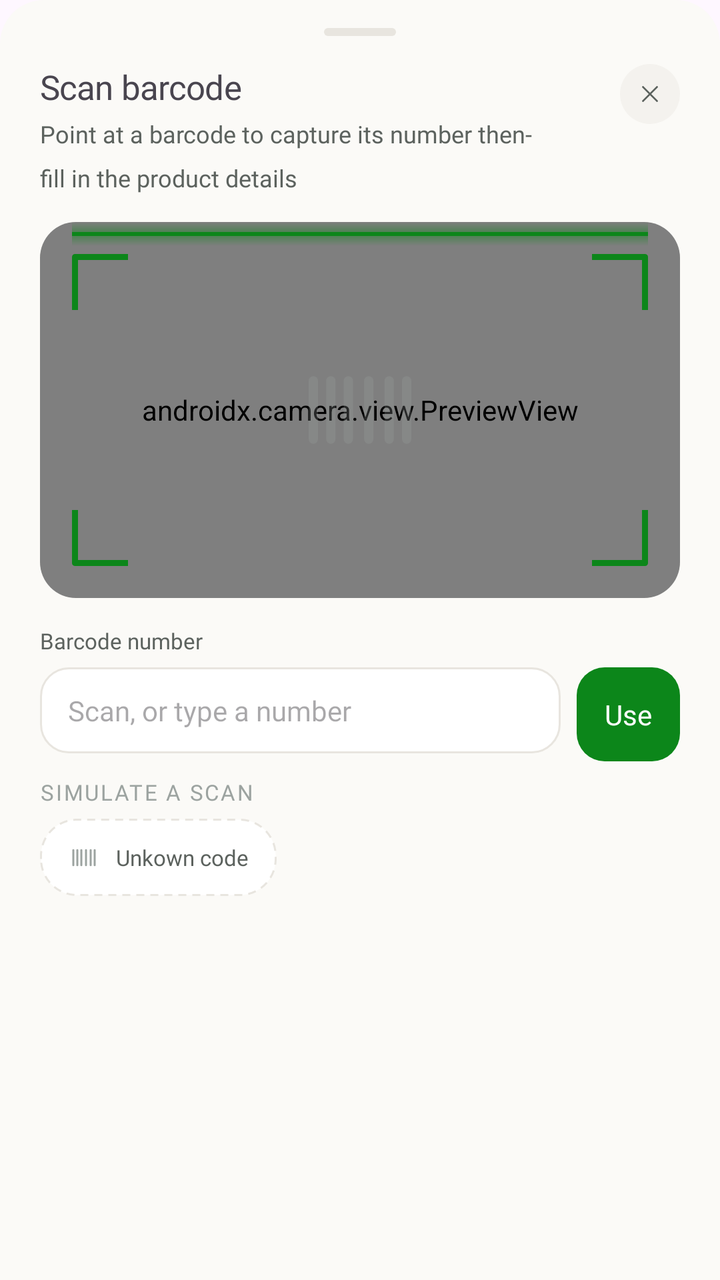
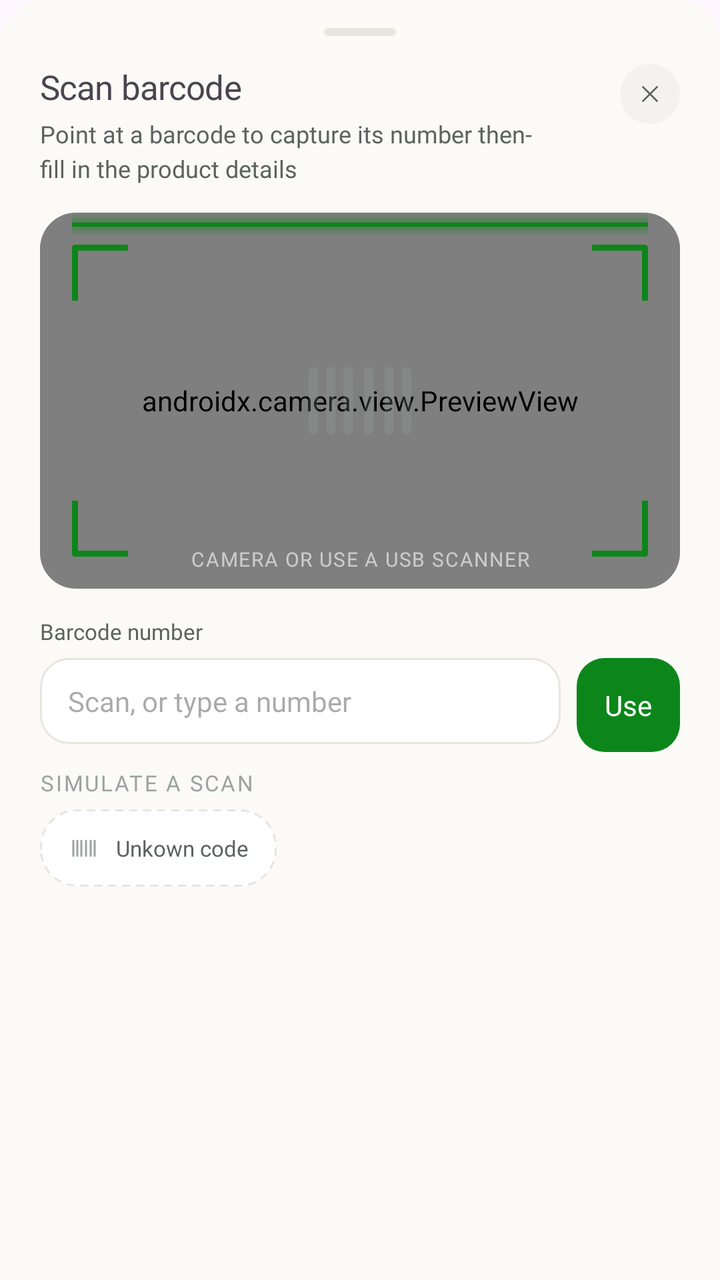

Before-and-after screenshots of an Android layout around one commit, followed by the original layout XML and the change that was made.
<!-- AndroidManifest.xml: application theme Theme.InvoiceGenerator -->
<!-- res/layout/bottom_sheet_scan_barcode.xml -->
<?xml version="1.0" encoding="utf-8"?>
<androidx.constraintlayout.widget.ConstraintLayout xmlns:android="http://schemas.android.com/apk/res/android"
    android:layout_width="match_parent"
    android:layout_height="match_parent"
    xmlns:app="http://schemas.android.com/apk/res-auto"
    android:background="@drawable/bottom_sheet_bg"
    android:paddingTop="8dp"
    android:paddingBottom="28dp"
    android:paddingHorizontal="20dp">
    <View
        android:id="@+id/drag_handle"
        android:layout_width="36dp"
        android:layout_height="4dp"
        android:background="@drawable/drag_handle_bg"
        android:layout_marginTop="6dp"
        app:layout_constraintStart_toStartOf="parent"
        app:layout_constraintEnd_toEndOf="parent"
        app:layout_constraintTop_toTopOf="parent"
        />

    <TextView
        android:id="@+id/scan_barcode_heading"
        android:layout_width="wrap_content"
        android:layout_height="wrap_content"
        android:text="Scan barcode"
        android:textSize="17sp"
        android:fontFamily="@font/inter_bold"
        android:layout_marginTop="14dp"
        app:layout_constraintTop_toBottomOf="@id/drag_handle"
        app:layout_constraintStart_toStartOf="parent"
        android:letterSpacing="-0.015"
        />
    <TextView
        android:id="@+id/subtitle"
        android:layout_width="wrap_content"
        android:layout_height="wrap_content"
        android:text="Point at a barcode to capture its number then- \nfill in the product details"
        android:textColor="#5C625E"
        android:textSize="12sp"
        android:fontFamily="@font/inter"
        android:lineSpacingMultiplier="1.5"
        android:layout_marginTop="4dp"
        app:layout_constraintTop_toBottomOf="@id/scan_barcode_heading"
        app:layout_constraintStart_toStartOf="parent"/>

    <androidx.constraintlayout.widget.ConstraintLayout
        android:id="@+id/closebtn"
        android:layout_width="30dp"
        android:layout_height="30dp"
        android:background="@drawable/avatar_crossed_state_bg"
        android:backgroundTint="#F4F2EE"
        app:layout_constraintTop_toTopOf="@id/scan_barcode_heading"
        android:layout_marginLeft="12dp"
        app:layout_constraintEnd_toEndOf="parent">

        <ImageView
            android:layout_width="14dp"
            android:layout_height="14dp"
            android:background="@drawable/ic_close"
            app:layout_constraintTop_toTopOf="parent"
            app:layout_constraintStart_toStartOf="parent"
            app:layout_constraintBottom_toBottomOf="parent"
            app:layout_constraintEnd_toEndOf="parent"/>
    </androidx.constraintlayout.widget.ConstraintLayout>

    <androidx.constraintlayout.widget.ConstraintLayout
        android:id="@+id/scanBox"
        android:layout_width="match_parent"
        android:layout_height="188dp"
        android:background="@drawable/scan_barcode_box_bg"
        android:layout_marginTop="14dp"

        android:clipToOutline="true"
        app:layout_constraintStart_toStartOf="parent"
        app:layout_constraintTop_toBottomOf="@id/subtitle">
        <androidx.camera.view.PreviewView
            android:id="@+id/previewView"
            android:layout_width="0dp"
            android:layout_height="0dp"
            app:layout_constraintTop_toTopOf="parent"
            app:layout_constraintBottom_toBottomOf="parent"
            app:layout_constraintStart_toStartOf="parent"
            app:layout_constraintEnd_toEndOf="parent" />
        <ImageView
            android:id="@+id/bracketTopLeft"
            android:layout_width="28dp"
            android:layout_height="28dp"
            android:layout_margin="16dp"
            android:src="@drawable/ic_corner_brackets"
            app:layout_constraintTop_toTopOf="parent"
            app:layout_constraintStart_toStartOf="parent" />

        <ImageView
            android:id="@+id/bracketTopRight"
            android:layout_width="28dp"
            android:layout_height="28dp"
            android:layout_margin="16dp"
            android:rotation="90"
            android:src="@drawable/ic_corner_brackets"
            app:layout_constraintTop_toTopOf="parent"
            app:layout_constraintEnd_toEndOf="parent" />

        <ImageView
            android:id="@+id/bracketBottomRight"
            android:layout_width="28dp"
            android:layout_height="28dp"
            android:layout_margin="16dp"
            android:rotation="180"
            android:src="@drawable/ic_corner_brackets"
            app:layout_constraintBottom_toBottomOf="parent"
            app:layout_constraintEnd_toEndOf="parent" />

        <ImageView
            android:id="@+id/bracketBottomLeft"
            android:layout_width="28dp"
            android:layout_height="28dp"
            android:layout_margin="16dp"
            android:rotation="270"
            android:src="@drawable/ic_corner_brackets"
            app:layout_constraintBottom_toBottomOf="parent"
            app:layout_constraintStart_toStartOf="parent" />

        <ImageView
            android:layout_width="70dp"
            android:layout_height="70dp"
            android:background="@drawable/ic_barcode"
            android:alpha="0.25"
            app:layout_constraintStart_toStartOf="parent"
            app:layout_constraintEnd_toEndOf="parent"
            app:layout_constraintTop_toTopOf="parent"
            app:layout_constraintBottom_toBottomOf="parent"
            />
        <view class="android.widget.ImageView"
            android:id="@+id/scanLine"
            android:layout_width="0dp"
            android:layout_height="12dp"
            android:background="@drawable/scan_line"
            app:layout_constraintTop_toTopOf="parent"
            app:layout_constraintStart_toStartOf="parent"
            app:layout_constraintEnd_toEndOf="parent"
            android:layout_marginHorizontal="16dp"
            />

    </androidx.constraintlayout.widget.ConstraintLayout>

    <TextView
        android:layout_width="wrap_content"
        android:layout_height="wrap_content"
        android:id="@+id/barcodeNumHeading"
        android:layout_marginTop="14dp"
        android:text="Barcode number"
        app:layout_constraintStart_toStartOf="parent"
        app:layout_constraintTop_toBottomOf="@id/scanBox"
        android:fontFamily="@font/inter_medium"
        android:textSize="11sp"
        android:textColor="#5C625E"
        />
    <EditText
        android:id="@+id/barcodeNumInput"
        android:layout_width="0dp"
        app:layout_constraintVertical_weight="1"
        android:layout_height="wrap_content"
        android:background="@drawable/bg_input_field"
        app:layout_constraintEnd_toStartOf="@id/useCodeBtn"
        app:layout_constraintTop_toBottomOf="@id/barcodeNumHeading"
        app:layout_constraintStart_toStartOf="parent"
        android:paddingVertical="12dp"
        android:paddingHorizontal="14dp"
        android:layout_marginEnd="8dp"
        android:fontFamily="@font/inter_medium"
        android:hint="Scan, or type a number"
        android:layout_marginTop="6dp"
        android:textSize="14dp"

        />
    <TextView
        android:id="@+id/useCodeBtn"
        android:layout_width="wrap_content"
        android:layout_height="wrap_content"
        android:background="@drawable/green_btn_bg"
        android:text="Use"
        android:textColor="#FFFFFF"
        android:gravity="center"
        android:padding="14dp"
        android:textSize="14sp"
        android:fontFamily="@font/inter_semibold"
        app:layout_constraintTop_toBottomOf="@id/barcodeNumHeading"
        app:layout_constraintEnd_toEndOf="parent"
        android:layout_marginTop="6dp"
        />

    <TextView
        android:id="@+id/simulateScanHeading"
        android:layout_width="wrap_content"
        android:layout_height="wrap_content"
        android:layout_marginTop="12dp"
        android:text="SIMULATE A SCAN"
        android:textSize="11sp"
        android:textColor="#9CA3A0"
        android:fontFamily="@font/inter_semibold"
        android:letterSpacing="0.08"
        app:layout_constraintStart_toStartOf="parent"
        app:layout_constraintTop_toBottomOf="@id/barcodeNumInput"
        />
    <EditText
        android:id="@+id/unknownCodeText"
        android:layout_width="wrap_content"
        android:layout_height="wrap_content"
        android:background="@drawable/home_dotted_card_bg"
        android:text="Unkown code"
        android:fontFamily="@font/inter_semibold"
        android:paddingStart="38dp"
        android:paddingTop="12dp"
        android:paddingEnd="14dp"
        android:paddingBottom="12dp"
        android:textSize="11sp"
        android:textColor="#5C625E"
        app:layout_constraintStart_toStartOf="parent"
        app:layout_constraintTop_toBottomOf="@id/simulateScanHeading"
        android:layout_marginTop="6dp"
        />
    <TextView
        android:layout_width="wrap_content"
        android:layout_height="wrap_content"
        android:background="@drawable/ic_barcode"
        android:textColor="#9CA3A0"
        android:textSize="13sp"
        android:fontFamily="@font/inter_medium"
        android:layout_marginStart="14dp"
        app:layout_constraintTop_toTopOf="@id/unknownCodeText"
        app:layout_constraintBottom_toBottomOf="@id/unknownCodeText"
        app:layout_constraintStart_toStartOf="@id/unknownCodeText"
        />




</androidx.constraintlayout.widget.ConstraintLayout>
<!-- resources referenced by this layout -->
<resources>
  <!-- drawable avatar_crossed_state_bg (drawable) -->
  <?xml version="1.0" encoding="utf-8"?>
  <shape xmlns:android="http://schemas.android.com/apk/res/android"
      android:shape="rectangle">
      <solid android:color="@color/tickedColorbg"/>
      <corners android:radius="999dp"/>
  
  </shape>
  <!-- drawable bg_input_field (drawable) -->
  <?xml version="1.0" encoding="utf-8"?>
  <shape xmlns:android="http://schemas.android.com/apk/res/android"
      android:shape="rectangle">
      <solid android:color="#FFFFFF"/>
      <stroke android:width="1dp"
          android:color="#E8E5DF"/>
      <corners android:radius="14dp"/>
  
  </shape>
  <!-- drawable bottom_sheet_bg (drawable) -->
  <?xml version="1.0" encoding="utf-8"?>
  <shape xmlns:android="http://schemas.android.com/apk/res/android">
      <solid android:color="#FBFAF7" />
      <corners
          android:topLeftRadius="22dp"
          android:topRightRadius="22dp"
          android:bottomLeftRadius="0dp"
          android:bottomRightRadius="0dp" />
  </shape>
  <!-- drawable drag_handle_bg (drawable) -->
  <?xml version="1.0" encoding="utf-8"?>
  <shape xmlns:android="http://schemas.android.com/apk/res/android">
      <solid android:color="#E8E5DF" />
      <corners android:radius="2dp" />
  </shape>
  <!-- drawable green_btn_bg (drawable) -->
  <?xml version="1.0" encoding="utf-8"?>
  <shape xmlns:android="http://schemas.android.com/apk/res/android">
      <solid android:color="#0C861A" />
      <corners android:radius="14dp" />
  </shape>
  <!-- drawable home_dotted_card_bg (drawable) -->
  <?xml version="1.0" encoding="utf-8"?>
  <shape xmlns:android="http://schemas.android.com/apk/res/android">
      <solid android:color="#FFFFFF" />
      <corners android:radius="18dp" />
      <stroke
          android:width="1dp"
          android:color="#E8E5DF"
          android:dashWidth="4dp"
          android:dashGap="3dp" />
  </shape>
  <!-- drawable ic_corner_brackets (drawable) -->
  <vector xmlns:android="http://schemas.android.com/apk/res/android"
      android:width="28dp"
      android:height="28dp"
      android:viewportWidth="28"
      android:viewportHeight="28">
      <path
          android:pathData="M1.5,28 L1.5,1.5 L28,1.5"
          android:strokeColor="#0C861A"
          android:strokeWidth="3"
          android:strokeLineCap="round"
          android:strokeLineJoin="round"
          android:fillColor="@android:color/transparent" />
  </vector>
  <!-- drawable scan_barcode_box_bg (drawable) -->
  <shape xmlns:android="http://schemas.android.com/apk/res/android"
      android:shape="rectangle">
  
      <solid android:color="#111111" />
  
      <stroke
          android:width="1dp"
          android:color="#E8E5DF" />
  
      <corners android:radius="18dp" />
  
  </shape>
  <style name="Theme.InvoiceGenerator" parent="Base.Theme.InvoiceGenerator" />
  <color name="tickedColorbg">#22A06B</color>
  <style name="Base.Theme.InvoiceGenerator" parent="Theme.Material3.DayNight.NoActionBar">
          <item name="android:navigationBarColor">@android:color/transparent</item>
          <item name="android:statusBarColor">@android:color/transparent</item>
          <item name="android:windowLightNavigationBar">true</item>
      </style>
  <!-- unchanged entries left out for length: 3 -->
</resources>

<!-- the commit's change to res/layout/bottom_sheet_scan_barcode.xml (unified diff, before → after) -->
@@ -38,7 +38,7 @@
         android:textColor="#5C625E"
         android:textSize="12sp"
         android:fontFamily="@font/inter"
-        android:lineSpacingMultiplier="1.5"
+        android:lineSpacingMultiplier="1.2"
         android:layout_marginTop="4dp"
         app:layout_constraintTop_toBottomOf="@id/scan_barcode_heading"
         app:layout_constraintStart_toStartOf="parent"/>
@@ -141,7 +141,94 @@
             android:layout_marginHorizontal="16dp"
             />
 
+        <TextView
+            android:layout_width="match_parent"
+            android:layout_height="wrap_content"
+            android:text="Camera or use a usb scanner"
+            android:textSize="10sp"
+            android:fontFamily="@font/inter_semibold"
+            android:textColor="#99FFFFFF"
+            android:letterSpacing="0.06"
+            android:textAllCaps="true"
+            android:gravity="center"
+            android:paddingVertical="8dp"
+            android:paddingHorizontal="12dp"
+            app:layout_constraintStart_toStartOf="parent"
+            app:layout_constraintEnd_toEndOf="parent"
+            app:layout_constraintBottom_toBottomOf="parent"
+            />
+
     </androidx.constraintlayout.widget.ConstraintLayout>
+
+
+    <androidx.constraintlayout.widget.ConstraintLayout
+        android:layout_width="match_parent"
+        android:layout_height="wrap_content"
+        android:background="@drawable/bg_error_warning"
+        android:paddingVertical="10dp"
+        android:paddingHorizontal="12dp"
+        android:visibility="gone"
+        android:layout_marginTop="14dp"
+        app:layout_constraintStart_toStartOf="parent"
+        app:layout_constraintEnd_toEndOf="parent"
+        app:layout_constraintTop_toBottomOf="@id/scanBox"
+        android:id="@+id/warningBox"
+        >
+        <ImageView
+            android:layout_width="15dp"
+            android:layout_height="15dp"
+            android:background="@drawable/ic_close"
+            android:backgroundTint="#C9433E"
+            android:id="@+id/closeWarningBtn"
+            app:layout_constraintStart_toStartOf="parent"
+            app:layout_constraintTop_toTopOf="parent"
+            app:layout_constraintBottom_toBottomOf="parent"
+            />
+        <TextView
+            android:id="@+id/BarcodeErrorText"
+            android:layout_width="wrap_content"
+            android:layout_height="wrap_content"
+            android:text="Not in catalogue.123456"
+            android:textColor="#C9433E"
+            android:textSize="12sp"
+            android:fontFamily="@font/inter_semibold"
+            app:layout_constraintStart_toEndOf="@id/closeWarningBtn"
+            app:layout_constraintEnd_toStartOf="@id/addProductBtn"
+            android:layout_marginStart="8dp"
+            android:layout_marginEnd="8dp"
+            app:layout_constraintTop_toTopOf="parent"
+            app:layout_constraintBottom_toBottomOf="parent"
+            />
+        <Button
+            android:id="@+id/addProductBtn"
+            android:layout_width="wrap_content"
+            android:layout_height="wrap_content"
+            android:text="Add product"
+            android:background="@drawable/bg_add_product_button"
+            app:backgroundTint="@null"
+            android:paddingTop="0dp"
+            android:paddingBottom="0dp"
+            android:minHeight="0dp"
+            android:minWidth="0dp"
+            android:insetTop="0dp"
+            android:insetBottom="0dp"
+            android:paddingHorizontal="11dp"
+            android:paddingVertical="6dp"
+            style="@style/Widget.AppCompat.Button"
+            android:textSize="11sp"
+            android:fontFamily="@font/inter_bold"
+            app:layout_constraintEnd_toEndOf="parent"
+            app:layout_constraintTop_toTopOf="parent"
+            app:layout_constraintBottom_toBottomOf="parent"
+            />
+
+
+
+
+    </androidx.constraintlayout.widget.ConstraintLayout>
+
+
+        
 
     <TextView
         android:layout_width="wrap_content"
@@ -150,7 +237,7 @@
         android:layout_marginTop="14dp"
         android:text="Barcode number"
         app:layout_constraintStart_toStartOf="parent"
-        app:layout_constraintTop_toBottomOf="@id/scanBox"
+        app:layout_constraintTop_toBottomOf="@id/warningBox"
         android:fontFamily="@font/inter_medium"
         android:textSize="11sp"
         android:textColor="#5C625E"
@@ -232,6 +319,26 @@
         app:layout_constraintStart_toStartOf="@id/unknownCodeText"
         />
 
+    <Button
+        android:layout_marginTop="16dp"
+        android:id="@+id/additemUsingBarcodeBtn"
+        android:layout_width="match_parent"
+        android:layout_height="wrap_content"
+        android:text="Done.1 item on invoice"
+        android:paddingHorizontal="14dp"
+        android:textAllCaps="false"
+        android:textSize="14sp"
+        android:fontFamily="@font/inter_semibold"
+        android:textColor="@color/bg_cream"
+        app:backgroundTint="@null"
+        android:background="@drawable/green_btn_bg"
+        android:backgroundTint="@color/btn_bg_dark"
+        android:visibility="gone"
+        app:layout_constraintStart_toStartOf="parent"
+        app:layout_constraintEnd_toEndOf="parent"
+        app:layout_constraintTop_toBottomOf="@id/unknownCodeText"
+    />
+
 
 
 
<!-- resource entries referenced after the edit -->
@@ -1,11 +1,30 @@
 <!-- resources referenced by this layout -->
 <resources>
+  <color name="bg_cream">#FBFAF7</color>
+  <color name="btn_bg_dark">#171817</color>
   <!-- drawable avatar_crossed_state_bg (drawable) -->
   <?xml version="1.0" encoding="utf-8"?>
   <shape xmlns:android="http://schemas.android.com/apk/res/android"
       android:shape="rectangle">
       <solid android:color="@color/tickedColorbg"/>
       <corners android:radius="999dp"/>
+  
+  </shape>
+  <!-- drawable bg_add_product_button (drawable) -->
+  <?xml version="1.0" encoding="utf-8"?>
+  <shape xmlns:android="http://schemas.android.com/apk/res/android"
+      android:shape="rectangle">
+      <solid android:color="@color/btn_bg_dark"/>
+      <corners android:radius="10dp"/>
+  
+  </shape>
+  <!-- drawable bg_error_warning (drawable) -->
+  <?xml version="1.0" encoding="utf-8"?>
+  <shape xmlns:android="http://schemas.android.com/apk/res/android"
+      android:shape="rectangle">
+      <corners android:radius="14dp"/>
+      <solid android:color="#FBE9E8"/>
+  
   
   </shape>
   <!-- drawable bg_input_field (drawable) -->
